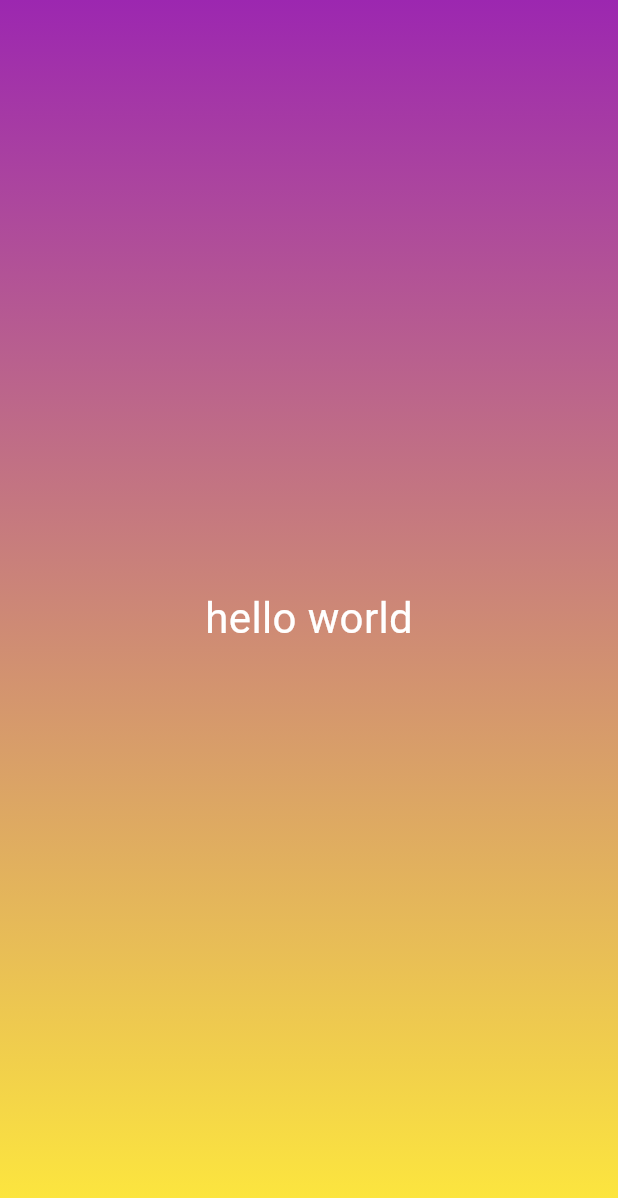
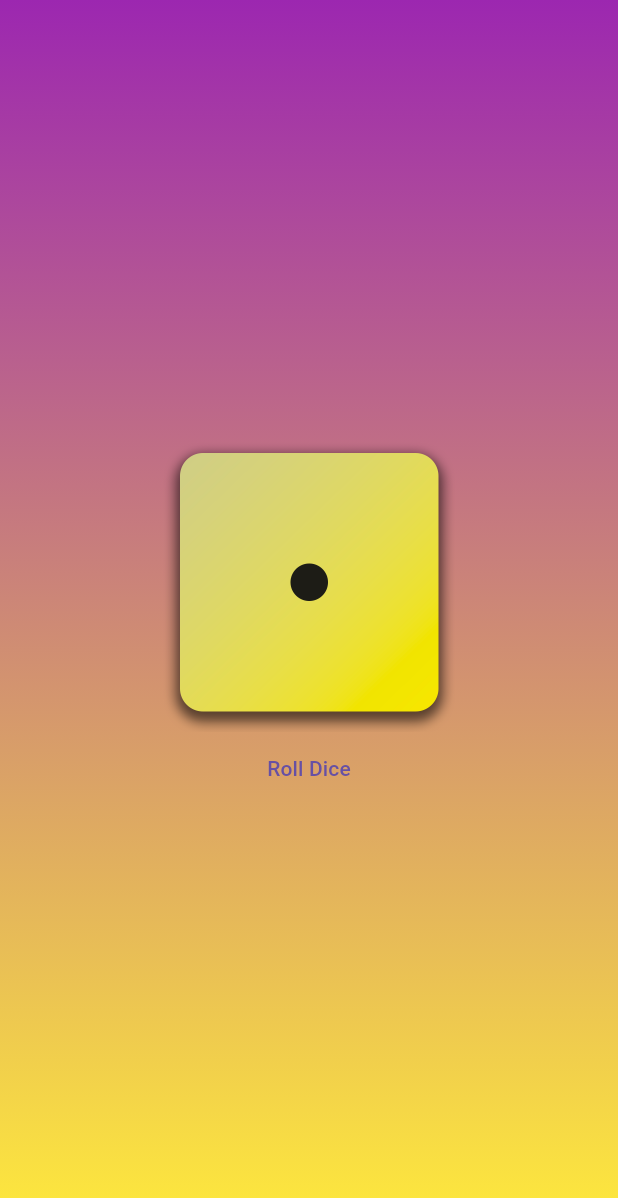
Before and after one commit to snehakp2000/first_app, a Flutter app: the screen it shows after launch, on a phone screen of 412 x 824 dp. Shown: the top 1198 px of the screen. Run offline on Flutter 3.47's test engine with Material 3 defaults, Android fonts, the phone set to English and light mode, and no system bars.

Commit message:
aligning a column items in to center

```diff
--- a/lib/gradient_container.dart
+++ b/lib/gradient_container.dart
@@ -1,4 +1,3 @@
-import 'package:first_app/styled_text.dart';
 import 'package:flutter/material.dart';
 
 class GradientContainer extends StatelessWidget {
@@ -10,12 +9,21 @@ class GradientContainer extends StatelessWidget {
     return Container(
       decoration: BoxDecoration(
         gradient: LinearGradient(
-          colors: [colors1,colors2],
+          colors: [colors1, colors2],
           begin: Alignment.topRight,
           end: Alignment.bottomRight,
         ),
       ),
-      child: const Center(child: StyledText("hello world")),
+      child: Center(
+        child: Column(
+          mainAxisAlignment: MainAxisAlignment.center,
+          crossAxisAlignment: CrossAxisAlignment.center,
+          children: [
+            Image.asset("assets/images/dice-1.png", width: 200),
+            TextButton(onPressed: () {}, child: Text("Roll Dice")),
+          ],
+        ),
+      ),
     );
   }
 }
```
